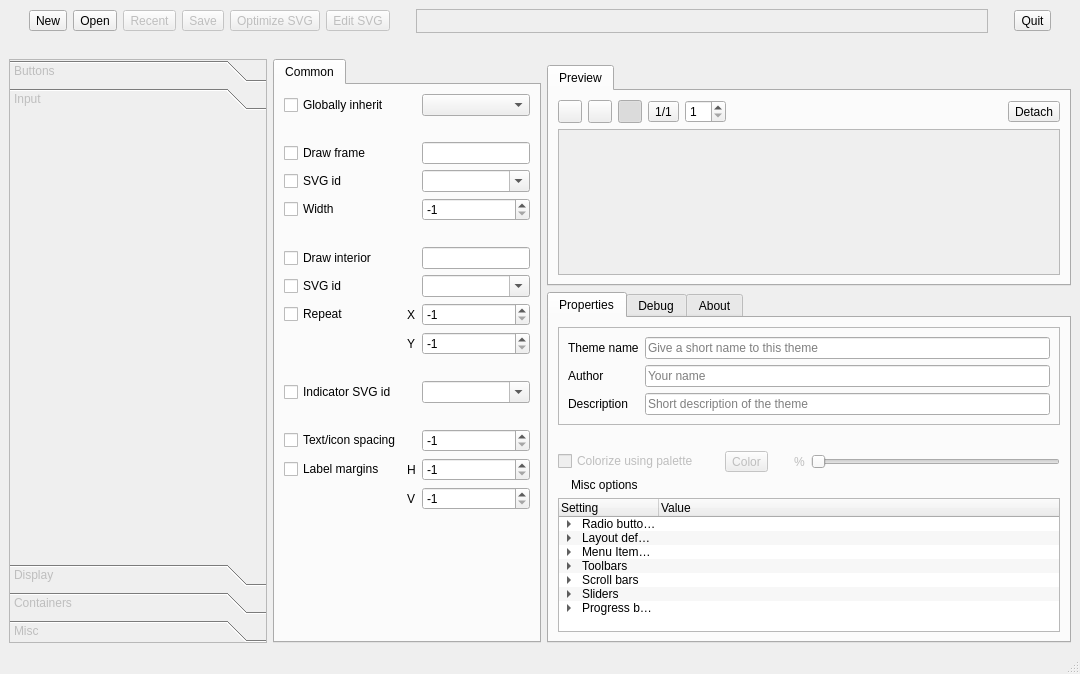
This is themebuilder/ThemeBuilderUIBase.ui in DexterMagnific/QSvgStyle as Qt 5 draws it before an edit. The edited form follows.
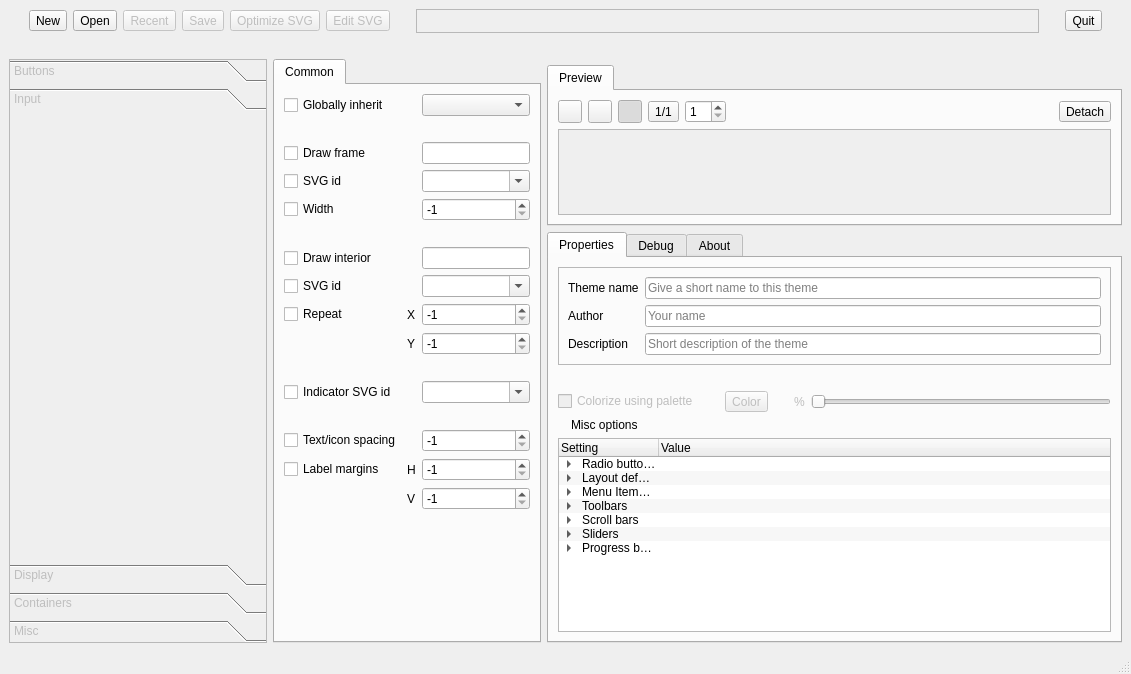
This is the edited form. The open tabs and pages were chosen to show the change. Icons and pictures are not drawn.

The edit to the form file:
```diff
--- a/themebuilder/ThemeBuilderUIBase.ui
+++ b/themebuilder/ThemeBuilderUIBase.ui
@@ -6,7 +6,7 @@
    <rect>
     <x>0</x>
     <y>0</y>
-    <width>1080</width>
+    <width>1131</width>
     <height>674</height>
    </rect>
   </property>
@@ -177,8 +177,8 @@
             <rect>
              <x>0</x>
              <y>0</y>
-             <width>481</width>
-             <height>86</height>
+             <width>519</width>
+             <height>70</height>
             </rect>
            </property>
           </widget>
@@ -605,9 +605,6 @@
         </item>
         <item row="4" column="0" colspan="2">
          <widget class="QTreeWidget" name="specificTree">
-          <property name="sizeAdjustPolicy">
-           <enum>QAbstractScrollArea::AdjustToContentsOnFirstShow</enum>
-          </property>
           <property name="editTriggers">
            <set>QAbstractItemView::CurrentChanged|QAbstractItemView::EditKeyPressed</set>
           </property>
```
Left out of the diff: 18 changed lines with no effect on the pictures.
